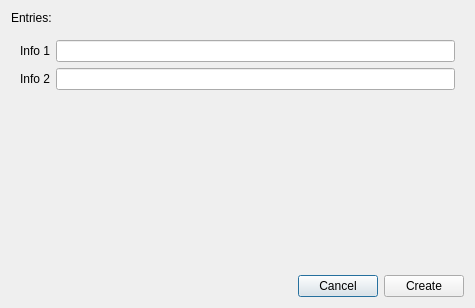
First picture: the form in Support/Metadona/EntryEditorDialog.ui, repository FelixdelasPozas/EspINA, before the edit.
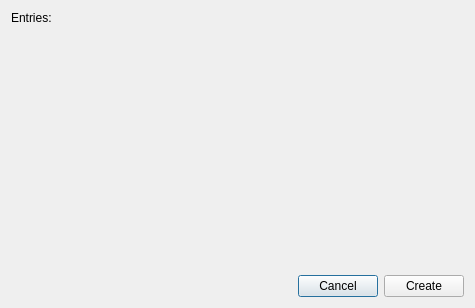
Second picture: the form after the edit.

Patch:
```diff
--- a/Support/Metadona/EntryEditorDialog.ui
+++ b/Support/Metadona/EntryEditorDialog.ui
@@ -29,49 +29,7 @@
        <verstretch>0</verstretch>
       </sizepolicy>
      </property>
-     <layout class="QVBoxLayout" name="verticalLayout_2">
-      <item>
-       <layout class="QHBoxLayout" name="horizontalLayout_2">
-        <item>
-         <widget class="QLabel" name="label">
-          <property name="text">
-           <string>Info 1</string>
-          </property>
-         </widget>
-        </item>
-        <item>
-         <widget class="QLineEdit" name="lineEdit"/>
-        </item>
-       </layout>
-      </item>
-      <item>
-       <layout class="QHBoxLayout" name="horizontalLayout_3">
-        <item>
-         <widget class="QLabel" name="label_2">
-          <property name="text">
-           <string>Info 2</string>
-          </property>
-         </widget>
-        </item>
-        <item>
-         <widget class="QLineEdit" name="lineEdit_2"/>
-        </item>
-       </layout>
-      </item>
-      <item>
-       <spacer name="verticalSpacer">
-        <property name="orientation">
-         <enum>Qt::Vertical</enum>
-        </property>
-        <property name="sizeHint" stdset="0">
-         <size>
-          <width>20</width>
-          <height>40</height>
-         </size>
-        </property>
-       </spacer>
-      </item>
-     </layout>
+     <layout class="QVBoxLayout" name="verticalLayout_2"/>
     </widget>
    </item>
    <item>
```
Left out of the diff: 4 changed lines with no effect on the pictures.
